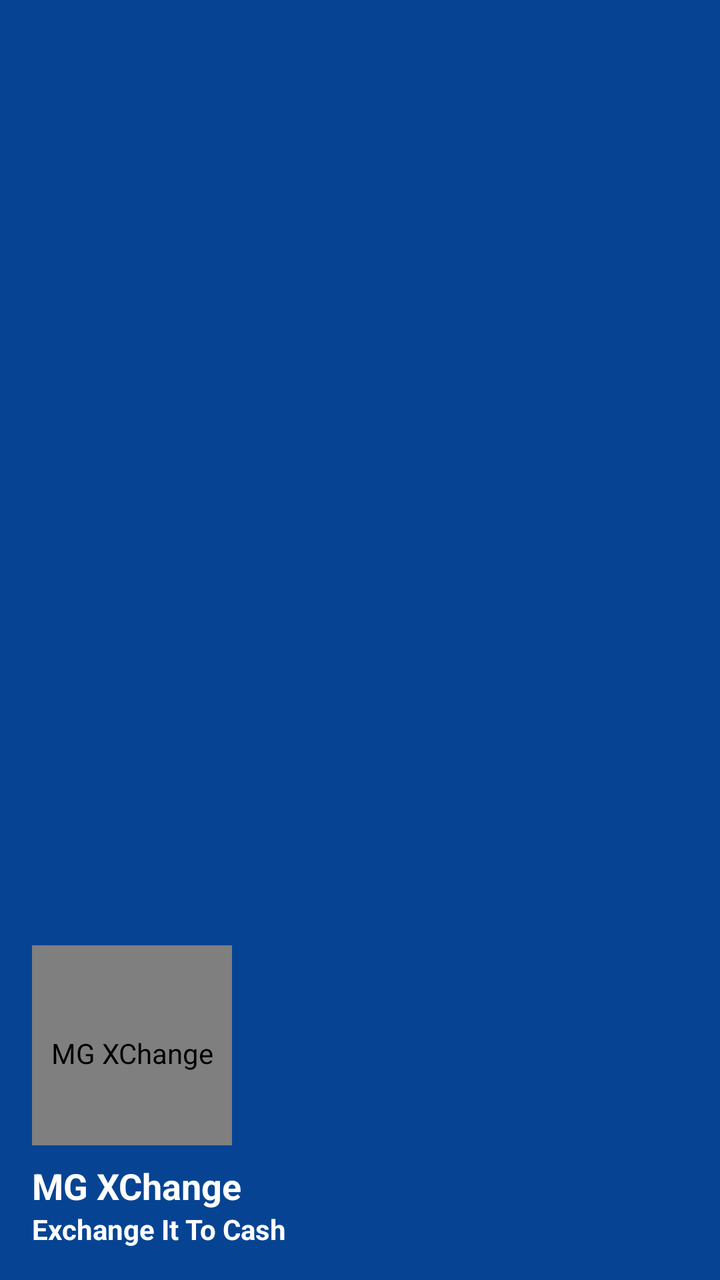
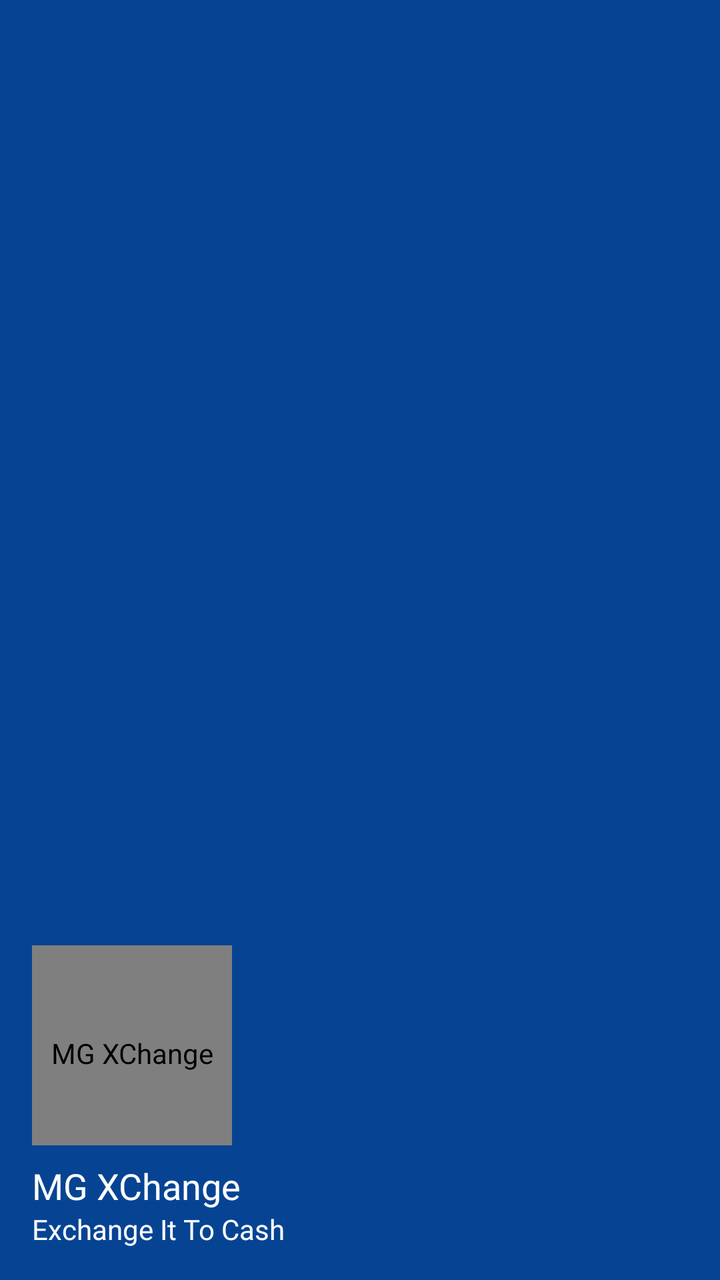

The first picture is an Android layout as it rendered before a commit; the second is the same layout after the commit. The layout source and the unified diff follow.
<!-- AndroidManifest.xml: application theme Theme.MGXChange -->
<!-- res/layout/nav_header_dashboard.xml -->
<?xml version="1.0" encoding="utf-8"?>
<LinearLayout xmlns:android="http://schemas.android.com/apk/res/android"
    xmlns:app="http://schemas.android.com/apk/res-auto"
    android:layout_width="match_parent"
    android:layout_height="200dp"
    android:background="@color/colorPrimary"
    android:gravity="bottom"
    android:orientation="vertical"
    android:paddingLeft="@dimen/activity_horizontal_margin"
    android:paddingTop="@dimen/activity_vertical_margin"
    android:paddingRight="@dimen/activity_horizontal_margin"
    android:paddingBottom="@dimen/activity_vertical_margin"
    android:theme="@style/ThemeOverlay.AppCompat.Dark">

    <com.mikhaellopez.circularimageview.CircularImageView
        android:id="@+id/imageView"
        android:layout_width="100dp"
        android:layout_height="100dp"
        android:layout_marginTop="10dp"
        android:contentDescription="@string/app_name"
        android:paddingTop="@dimen/nav_header_vertical_spacing"
        app:srcCompat="@mipmap/ic_launcher_round" />

    <TextView
        android:id="@+id/tv_main_title"
        android:layout_width="match_parent"
        android:layout_height="wrap_content"
        android:paddingTop="@dimen/nav_header_vertical_spacing"
        android:textStyle="bold"
        android:textSize="18dp"
        android:text="@string/app_name"
        android:textColor="@color/white"
        android:textAppearance="@style/TextAppearance.AppCompat.Body1" />

    <TextView
        android:id="@+id/tv_base_url"
        android:layout_width="wrap_content"
        android:layout_height="wrap_content"
        android:textColor="@color/white"
        android:textStyle="bold"
        android:text="@string/app_slogan" />

</LinearLayout>
<!-- resources referenced by this layout -->
<resources>
  <color name="colorPrimary">#064493</color>
  <color name="white">#FFFFFF</color>
  <dimen name="activity_horizontal_margin">16dp</dimen>
  <dimen name="activity_vertical_margin">16dp</dimen>
  <dimen name="nav_header_vertical_spacing">8dp</dimen>
  <!-- mipmap ic_launcher_round (mipmap-anydpi-v26) -->
  <?xml version="1.0" encoding="utf-8"?>
  <adaptive-icon xmlns:android="http://schemas.android.com/apk/res/android">
      <background android:drawable="@color/ic_launcher_background"/>
      <foreground android:drawable="@mipmap/ic_launcher_foreground"/>
  </adaptive-icon>
  <string name="app_name">MG XChange</string>
  <string name="app_slogan">Exchange It To Cash</string>
  <style name="Theme.MGXChange" parent="Theme.MaterialComponents.DayNight.NoActionBar">
          
          <item name="colorPrimary">@color/colorPrimary</item>
          <item name="colorPrimaryVariant">@color/colorPrimaryDark</item>
          <item name="colorOnPrimary">@color/white</item>
          
          <item name="colorSecondary">@color/colorPrimary</item>
          <item name="colorSecondaryVariant">@color/colorPrimaryDark</item>
          <item name="colorOnSecondary">@color/black</item>
          
          <item name="android:statusBarColor" tools:targetApi="l">?attr/colorPrimaryVariant</item>
          
      </style>
  <color name="ic_launcher_background">#064493</color>
  <style name="Theme.MaterialComponents.DayNight.NoActionBar">
          <item name="windowActionBar">false</item>
          <item name="windowNoTitle">true</item>
      </style>
  <color name="colorPrimaryDark">#073E85</color>
  <color name="black">#000000</color>
</resources>

<!-- the commit's change to res/layout/nav_header_dashboard.xml (unified diff, before → after) -->
@@ -13,7 +13,7 @@
     android:theme="@style/ThemeOverlay.AppCompat.Dark">
 
     <com.mikhaellopez.circularimageview.CircularImageView
-        android:id="@+id/imageView"
+        android:id="@+id/ivDashboardUserProfile"
         android:layout_width="100dp"
         android:layout_height="100dp"
         android:layout_marginTop="10dp"
@@ -22,22 +22,22 @@
         app:srcCompat="@mipmap/ic_launcher_round" />
 
     <TextView
-        android:id="@+id/tv_main_title"
+        android:id="@+id/tvDashboardUserFullName"
         android:layout_width="match_parent"
         android:layout_height="wrap_content"
         android:paddingTop="@dimen/nav_header_vertical_spacing"
-        android:textStyle="bold"
         android:textSize="18dp"
+        android:fontFamily="@font/sf_bold"
         android:text="@string/app_name"
         android:textColor="@color/white"
         android:textAppearance="@style/TextAppearance.AppCompat.Body1" />
 
     <TextView
-        android:id="@+id/tv_base_url"
+        android:id="@+id/tvDashboardUserEmail"
         android:layout_width="wrap_content"
         android:layout_height="wrap_content"
         android:textColor="@color/white"
-        android:textStyle="bold"
+        android:fontFamily="@font/sf_regular"
         android:text="@string/app_slogan" />
 
 </LinearLayout>
